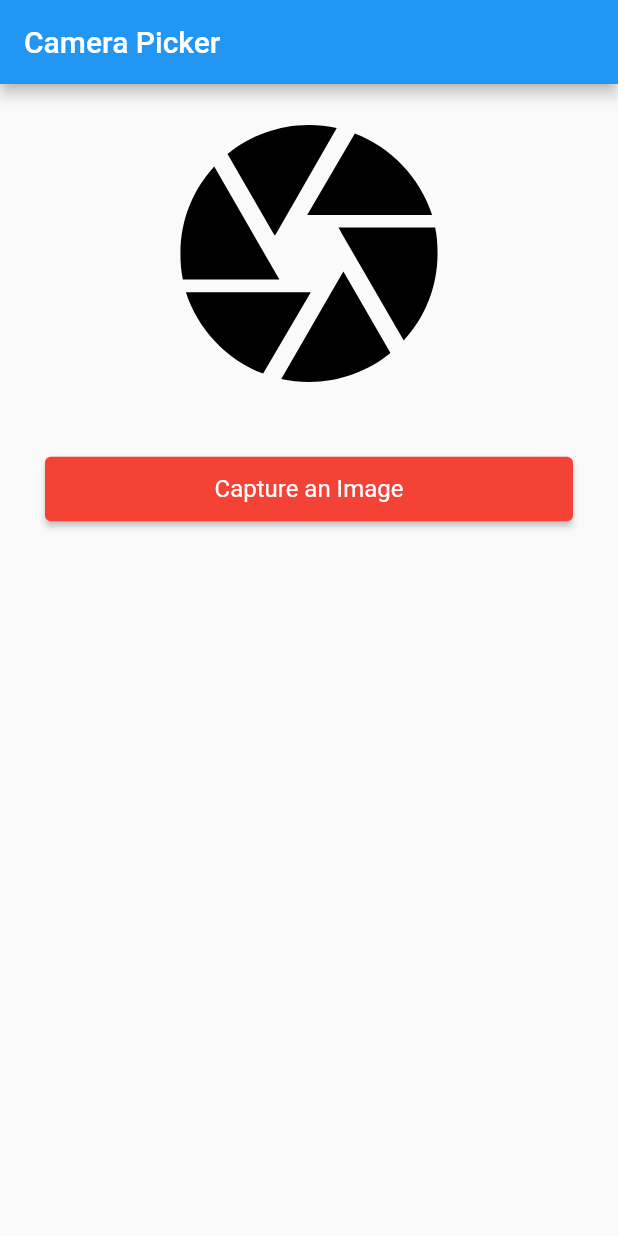
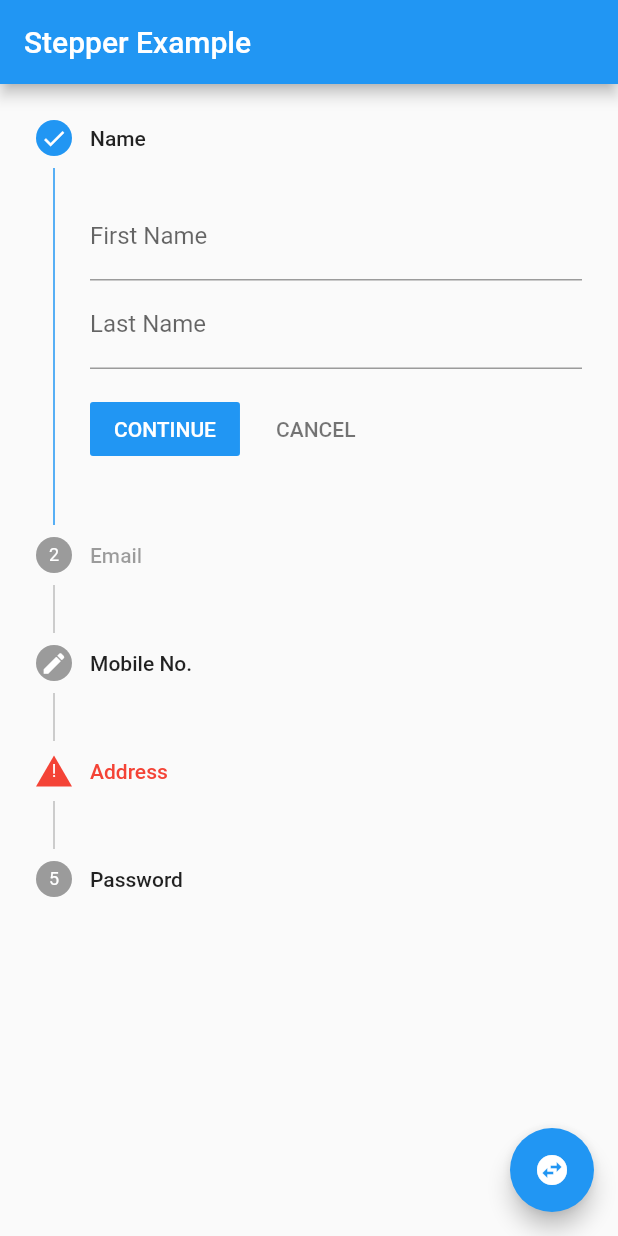
Before and after one commit to srinivasponnada/authnpoc, a Flutter app: the screen it shows after launch, on a phone screen of 412 x 824 dp. Run offline on Flutter 3.47's test engine with Material 2 defaults, Android fonts, the light colour scheme and no system bars; our stand-ins replace image_picker; missing offline and left inert: amplify_auth_cognito, amplify_authenticator, amplify_flutter, amplify_storage_s3.

Commit message:
steeper with image upload works!

```diff
--- a/amplify/team-provider-info.json
+++ b/amplify/team-provider-info.json
@@ -13,7 +13,8 @@
     },
     "categories": {
       "auth": {
-        "authnpoc7e34b6c3": {}
+        "authnpoc7e34b6c3": {},
+        "true": {}
       }
     }
   }
--- a/lib/main.dart
+++ b/lib/main.dart
@@ -1,4 +1,6 @@
+import 'package:authnpoc/stepperex.dart';
 import 'package:authnpoc/takepicture.dart';
+import 'package:authnpoc/uploadpicture.dart';
 import 'package:authnpoc/widgetb.dart';
 import 'package:flutter/material.dart';
 
@@ -7,6 +9,8 @@ import 'package:amplify_auth_cognito/amplify_auth_cognito.dart';
 import 'amplifyconfiguration.dart';
 
 import 'package:amplify_authenticator/amplify_authenticator.dart';
+
+import 'package:amplify_storage_s3/amplify_storage_s3.dart';
 
 void main() {
   runApp(const MyApp());
@@ -76,6 +80,7 @@ class _MyHomePageState extends State<MyHomePage> {
     try {
       // Add the following line to add Auth plugin to your app.
       await Amplify.addPlugin(AmplifyAuthCognito());
+      await Amplify.addPlugin(AmplifyStorageS3());
 
       // call Amplify.configure to use the initialized categories in your app
       await Amplify.configure(amplifyconfig);
@@ -116,7 +121,7 @@ class _MyHomePageState extends State<MyHomePage> {
 			home: const Scaffold(
         body: Center(
 				//child: WidgetB(),
-        child: takepicture(),
+        child: stepperex(),
 			  ),
       ),
       ),
--- /dev/null
+++ b/lib/stepperex.dart
@@ -0,0 +1,190 @@
+import 'dart:io';
+import 'package:authnpoc/takepicture.dart';
+import 'package:flutter/material.dart';
+import 'package:image_picker/image_picker.dart';
+
+import 'package:amplify_flutter/amplify_flutter.dart';
+import 'package:amplify_storage_s3/amplify_storage_s3.dart';
+import 'package:path_provider/path_provider.dart';
+
+import 'dart:io';
+
+void main() {
+  runApp(const stepperex());
+}
+
+class stepperex extends StatefulWidget {
+  const stepperex({Key? key}) : super(key: key);
+  @override
+  _StepperExState createState() => _StepperExState();
+}
+
+class _StepperExState extends State<stepperex> {
+  int _currentStep = 0;
+  StepperType stepperType = StepperType.vertical;
+
+  switchStepType() {
+    setState(() => stepperType == StepperType.vertical
+        ? stepperType = StepperType.horizontal
+        : stepperType = StepperType.vertical);
+  }
+
+  @override
+  Widget build(BuildContext context) {
+    return Scaffold(
+      appBar: AppBar(
+        title: Text('Stepper Example'),
+      ),
+      body: Column(
+        children: <Widget>[
+          Expanded(
+            child: Stepper(
+              //physics: ClampingScrollPhysics(),
+              steps: _stepper(),
+              type: stepperType,
+              currentStep: this._currentStep,
+              onStepTapped: (step) {
+                setState(() {
+                  this._currentStep = step;
+                });
+              },
+              onStepContinue: () {
+                setState(() {
+                  if (this._currentStep < this._stepper().length - 1) {
+                    this._currentStep = this._currentStep + 1;
+                  } else {
+                    //Logic
+                    print('complete');
+                  }
+                });
+              },
+              onStepCancel: () {
+                setState(() {
+                  if (this._currentStep > 0) {
+                    this._currentStep = this._currentStep - 1;
+                  } else {
+                    this._currentStep = 0;
+                  }
+                });
+              },
+            ),
+          ),
+        ],
+      ),
+      floatingActionButton: FloatingActionButton(
+        child: Icon(Icons.swap_horizontal_circle),
+        onPressed: switchStepType,
+      ),
+    );
+  }
+
+  void getImageFromCamera() async {
+    File? imageFile;
+    XFile? pickedFile = await ImagePicker()
+        .pickImage(source: ImageSource.camera, maxHeight: 1080, maxWidth: 1080);
+
+    setState(() {
+      imageFile = File(pickedFile!.path);
+    });
+
+    final exampleString = 'Example file contents';
+    final tempDir = await getTemporaryDirectory();
+    final exampleFile = File(tempDir.path + '/example.txt')
+      ..createSync()
+      ..writeAsStringSync(exampleString);
+
+    await exampleFile.writeAsBytes(imageFile!.readAsBytesSync());
+
+    try {
+      final UploadFileResult result = await Amplify.Storage.uploadFile(
+          local: exampleFile,
+          key: 'ExampleKey4',
+          onProgress: (progress) {
+            print("Fraction completed: " + progress.getFractionCompleted().toString());
+          }
+      );
+      print('Successfully uploaded file: ${result.key}');
+    } on StorageException catch (e) {
+      print('Error uploading file: $e');
+    }
+  }
+
+  List<Step> _stepper() {
+    List<Step> _steps = [
+      Step(
+          title: Text('Name'),
+          content: Column(
+            children: <Widget>[
+              TextFormField(
+                decoration: InputDecoration(labelText: 'First Name'),
+              ),
+              TextFormField(
+                decoration: InputDecoration(labelText: 'Last Name'),
+              ),
+            ],
+          ),
+          isActive: _currentStep >= 0,
+          state: StepState.complete),
+      Step(
+          title: Text('Email'),
+          content: Column(
+            children: <Widget>[
+              TextFormField(
+                decoration: InputDecoration(labelText: 'Email Address'),
+              ),
+              TextFormField(
+                decoration: InputDecoration(labelText: 'Recovery Email'),
+              ),
+            ],
+          ),
+          isActive: _currentStep >= 1,
+          state: StepState.disabled),
+      Step(
+          title: Text('Mobile No.'),
+          content: Column(
+            children: <Widget>[
+              TextFormField(
+                decoration: InputDecoration(labelText: 'Mobile No.'),
+              ),
+              TextFormField(
+                decoration:
+                InputDecoration(labelText: 'Alternative Mobile No.'),
+              ),
+            ],
+          ),
+          isActive: _currentStep >= 2,
+          state: StepState.editing),
+      Step(
+          title: Text('Address'),
+          content: Column(
+            children: <Widget>[
+              OutlinedButton(onPressed: getImageFromCamera, child: Text('Take a Picture'))
+              //takepicture(),
+              /*TextFormField(
+                decoration: InputDecoration(labelText: 'Address 1'),
+              ),
+              TextFormField(
+                decoration: InputDecoration(labelText: 'Address 2'),
+              ),*/
+            ],
+          ),
+          isActive: _currentStep >= 3,
+          state: StepState.error),
+      Step(
+          title: Text('Password'),
+          content: Column(
+            children: <Widget>[
+              TextFormField(
+                decoration: InputDecoration(labelText: 'Password'),
+              ),
+              TextFormField(
+                decoration: InputDecoration(labelText: 'Confirm Password'),
+              ),
+            ],
+          ),
+          isActive: _currentStep >= 4,
+          state: StepState.indexed),
+    ];
+    return _steps;
+  }
+}
--- a/pubspec.yaml
+++ b/pubspec.yaml
@@ -37,12 +37,14 @@ dependencies:
   amplify_authenticator: ^0.1.2
 
   image_picker: ^0.8.5+3
+  path_provider: ^2.0.10
 
 dev_dependencies:
   flutter_test:
     sdk: flutter
   amplify_flutter: ^0.5.0
   amplify_auth_cognito: ^0.5.0
+  amplify_storage_s3: ^0.5.0
 
   # The "flutter_lints" package below contains a set of recommended lints to
   # encourage good coding practices. The lint set provided by the package is
```
Also changed, not shown: lib/takepicture.dart (+25 -0 lines), lib/uploadpicture.dart (added, +181 -0 lines), lib/wizard_form.dart (added), pubspec.lock, 4 other files.
